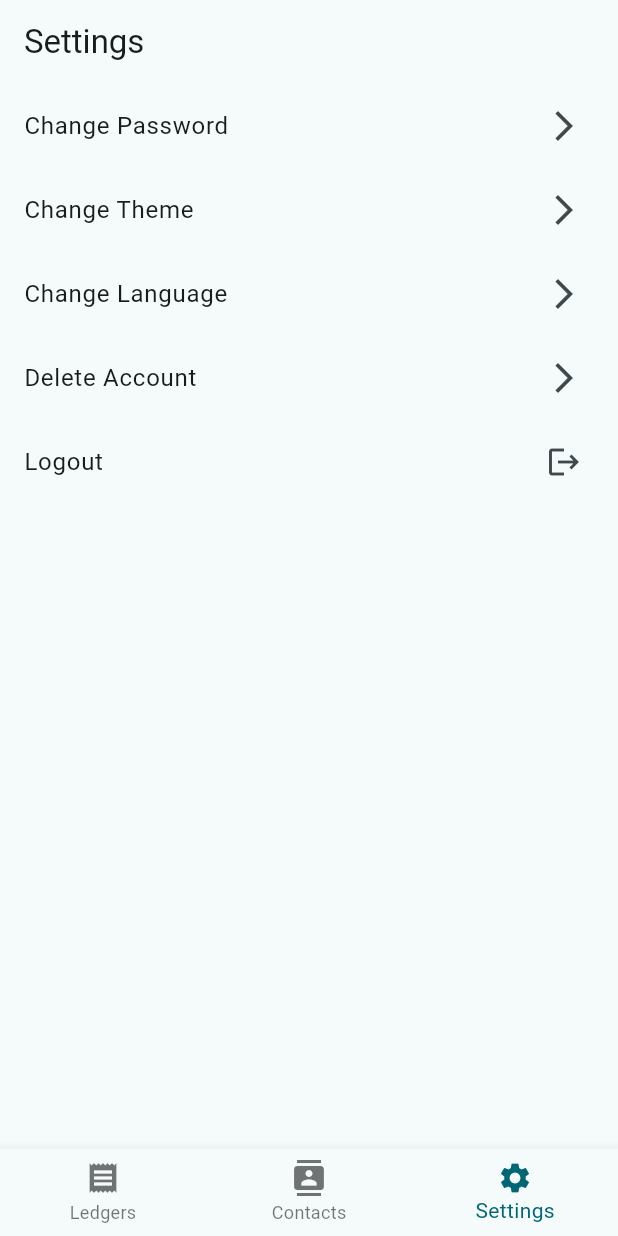
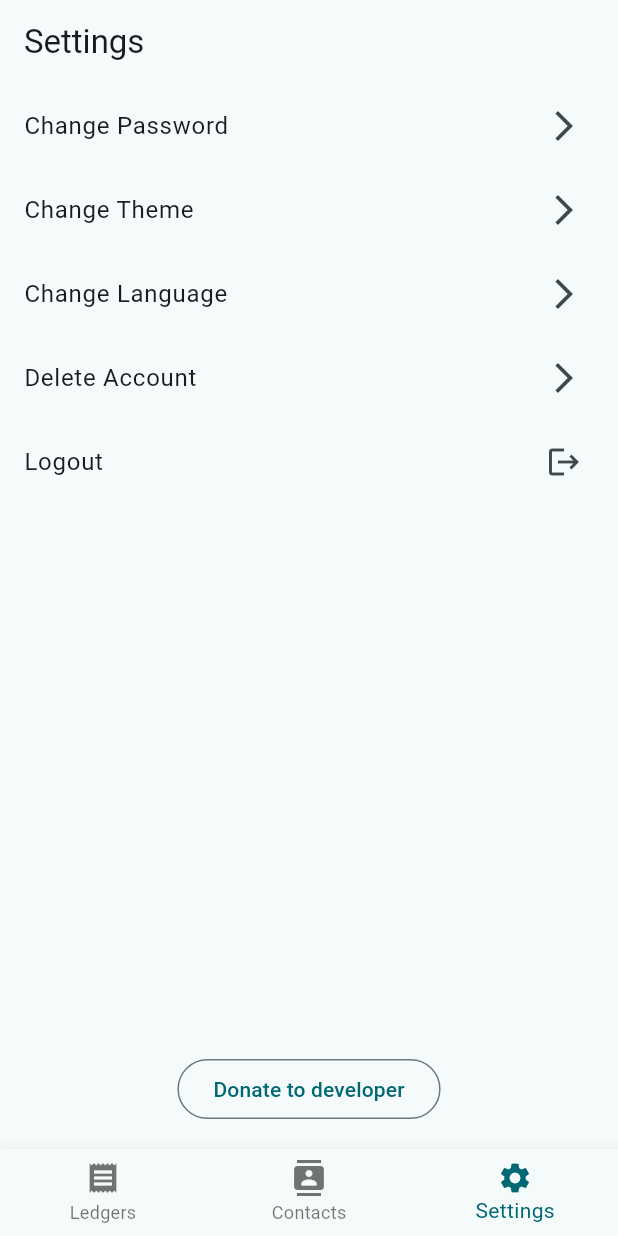
Before and after one commit to johnstef99/shared_ledger, a Flutter app: the SettingsView screen opened by its route, on a phone screen of 412 x 824 dp. Run offline on Flutter 3.47's test engine with Material 3 defaults, Android fonts, the phone set to English and light mode, and no system bars; our stand-ins replace easy_localization, email_validator, freezed_annotation, go_router, shared_preferences, supabase_flutter; missing offline and left inert: universal_html; accounts and stored records are empty; network calls fail; statements that could not run were skipped.

Commit message:
chore: add donate button

```diff
--- a/assets/translations/el.json
+++ b/assets/translations/el.json
@@ -153,5 +153,6 @@
     "light": "Φωτεινό",
     "dark": "Σκοτεινό"
   },
-  "app_name": "Ταμείο"
+  "app_name": "Ταμείο",
+  "donate_to_developer": "Δωρεά στον προγραμματιστή"
 }
--- a/assets/translations/en.json
+++ b/assets/translations/en.json
@@ -153,5 +153,6 @@
     "light": "Light",
     "dark": "Dark"
   },
-  "app_name": "Shared Ledger"
+  "app_name": "Shared Ledger",
+  "donate_to_developer": "Donate to developer"
 }
--- a/lib/views/settings/settings_view.dart
+++ b/lib/views/settings/settings_view.dart
@@ -3,6 +3,8 @@ import 'package:flutter/material.dart';
 import 'package:go_router/go_router.dart';
 import 'package:shared_ledger/app/app.dart';
 import 'package:shared_ledger/views/settings/settings_viewmodel.dart';
+import 'package:url_launcher/url_launcher.dart';
+import 'package:url_launcher/url_launcher_string.dart';
 
 class SettingsView extends StatefulWidget {
   const SettingsView({super.key});
@@ -82,6 +84,19 @@ class _SettingsViewState extends State<SettingsView> {
             ),
           ],
         ),
+        SliverFillRemaining(
+            hasScrollBody: false,
+          child: Container(
+            padding: const EdgeInsets.all(16),
+            alignment: Alignment.bottomCenter,
+            child: OutlinedButton(
+              onPressed: () {
+                launchUrlString('https://donate.stripe.com/4gwg1le8U3fz9203cc');
+              },
+              child: Text(ez.tr('donate_to_developer')),
+            ),
+          ),
+        ),
       ],
     );
   }
--- a/pubspec.yaml
+++ b/pubspec.yaml
@@ -23,6 +23,7 @@ dependencies:
   collection: ^1.18.0
   flutter_launcher_icons: ^0.14.2
   universal_html: ^2.2.4
+  url_launcher: ^6.3.1
 
 dev_dependencies:
   flutter_test:
```
Also changed, not shown: pubspec.lock.
